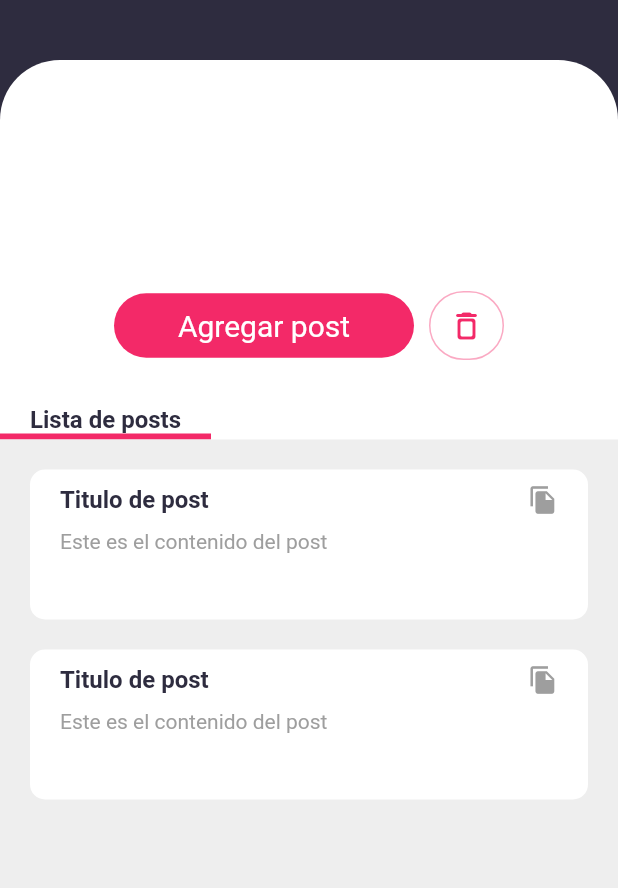
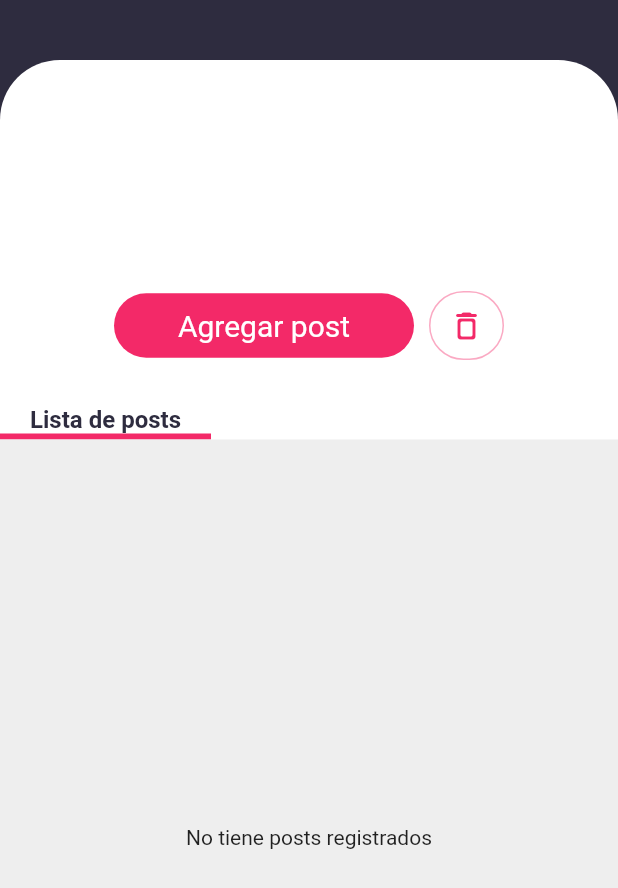
Before and after one commit to JosSid/app_flutter_bloc, a Flutter app: the InfoWidget widget shown alone on an empty page, opened directly with empty values, on a phone screen of 412 x 824 dp. Shown: the top 888 px of the screen. Run offline on Flutter 3.47's test engine with Material 2 defaults, Android fonts, the phone set to English and light mode, and no system bars; our stand-ins replace dio, equatable, flutter_bloc; network calls fail.

Commit message:
09, 10 configurar estado y repositorios de apis de posts

```diff
--- a/lib/blocs/posts/posts_bloc.dart
+++ b/lib/blocs/posts/posts_bloc.dart
@@ -1,14 +1,29 @@
 import 'package:equatable/equatable.dart';
 import 'package:first_flutter_bloc/models/models.dart';
+import 'package:first_flutter_bloc/repositories/repositories.dart';
 import 'package:flutter_bloc/flutter_bloc.dart';
 
 part 'posts_event.dart';
 part 'posts_state.dart';
 
 class PostsBloc extends Bloc<PostsEvent, PostsState> {
+  late PostRepository _postRepository;
   PostsBloc() : super(const PostsState()) {
-    on<GetAllPostByUser>((event, emit) {
-      // TODO: implement event handler
+    _postRepository = PostRepositoryImpl();
+
+    on<GetAllPostByUser>((event, emit) async {
+      try {
+        emit(state.copyWith(loading: true));
+        var resp = await _postRepository.getAllPostsByUser(event.userId);
+        emit(state.copyWith(loading: false, error: '', listPosts: resp));
+      } catch (e) {
+        try {
+          emit(
+              state.copyWith(loading: false, error: (e as dynamic)['message']));
+        } catch (error) {
+          emit(state.copyWith(loading: false, error: 'Ocurrio un error'));
+        }
+      }
     });
   }
 }
--- a/lib/blocs/posts/posts_state.dart
+++ b/lib/blocs/posts/posts_state.dart
@@ -13,12 +13,12 @@ class PostsState extends Equatable {
     this.add = false,
   });
 
-  PostsState copyWith(
+  PostsState copyWith({
     bool? loading,
     List<PostModel>? listPosts,
     String? error,
     bool? add,
-  ) =>
+  }) =>
       PostsState(
         loading: loading ?? this.loading,
         listPosts: listPosts ?? this.listPosts,
--- a/lib/presentation/app.dart
+++ b/lib/presentation/app.dart
@@ -12,6 +12,7 @@ class MyApp extends StatelessWidget {
     return MultiBlocProvider(
       providers: [
         BlocProvider<UsersBloc>(create: (_) => UsersBloc()),
+        BlocProvider<PostsBloc>(create: (_) => PostsBloc()),
       ],
       child: MaterialApp(
         title: 'App Flutter BLOC',
--- a/lib/presentation/screens/users/detail/widgets/info.dart
+++ b/lib/presentation/screens/users/detail/widgets/info.dart
@@ -121,8 +121,8 @@ class InfoWidget extends StatelessWidget {
               ),
             ),
           ),
-          const Expanded(
-            child: ListPostsWidget(),
+          Expanded(
+            child: ListPostsWidget(userId: userModel.id!),
           )
         ],
       ),
--- a/lib/presentation/screens/users/detail/widgets/list_posts.dart
+++ b/lib/presentation/screens/users/detail/widgets/list_posts.dart
@@ -1,8 +1,14 @@
+import 'package:first_flutter_bloc/blocs/posts/posts_bloc.dart';
+import 'package:first_flutter_bloc/models/posts.dart';
 import 'package:flutter/material.dart';
+import 'package:flutter_bloc/flutter_bloc.dart';
 
 class ListPostsWidget extends StatefulWidget {
+  final int userId;
+
   const ListPostsWidget({
     Key? key,
+    required this.userId,
   }) : super(key: key);
 
   @override
@@ -14,38 +20,54 @@ class _ListPostsWidgetState extends State<ListPostsWidget> {
 
   @override
   void initState() {
+    context.read<PostsBloc>().add(GetAllPostByUser(userId: widget.userId));
+
     super.initState();
   }
 
   @override
   Widget build(BuildContext context) {
-    return Container(
+    return BlocBuilder<PostsBloc, PostsState>(
+      builder: (context, state) {
+        return state.loading
+            ? Center(
+                child: CircularProgressIndicator(
+                    color: Theme.of(context).primaryColor),
+              )
+            : Container(
                 padding: const EdgeInsets.all(20.0),
                 color: Colors.grey[200],
                 child: _selectPost == null
-          ? ListView.builder(
+                    ? state.listPosts.isEmpty
+                        ? const Center(
+                            child: Text('No tiene posts registrados'),
+                          )
+                        : ListView.builder(
                             physics: const BouncingScrollPhysics(),
-              itemCount: 2,
+                            itemCount: state.listPosts.length,
                             itemBuilder: (context, index) {
-                return _item(index);
+                              final post = state.listPosts[index];
+                              return _item(index, post);
                             },
                           )
-          : _detailPost(),
+                    : _detailPost(state.listPosts[_selectPost!]),
+              );
+      },
     );
   }
 
-  Widget _item(int index) {
+  Widget _item(int index, PostModel postModel) {
     return GestureDetector(
       onTap: () {
         setState(() {
           _selectPost = index;
         });
       },
-      child: _detailPost(),
+      child: _detailPost(postModel),
     );
   }
 
-  Widget _detailPost() {
+  Widget _detailPost(PostModel postModel) {
     return AnimatedContainer(
       duration: const Duration(milliseconds: 500),
       margin: const EdgeInsets.only(bottom: 20.0),
@@ -63,9 +85,9 @@ class _ListPostsWidgetState extends State<ListPostsWidget> {
             children: [
               SizedBox(
                 width: MediaQuery.of(context).size.width * .7,
-                child: const Text(
-                  'Titulo de post',
-                  style: TextStyle(
+                child: Text(
+                  postModel.title!,
+                  style: const TextStyle(
                     fontSize: 16.0,
                     color: Color(0xFF2e2c3f),
                     fontWeight: FontWeight.w600,
@@ -93,7 +115,7 @@ class _ListPostsWidgetState extends State<ListPostsWidget> {
           SizedBox(
             height: _selectPost != null ? null : 50.0,
             child: Text(
-              'Este es el contenido del post',
+              postModel.body!,
               style: const TextStyle(
                 fontSize: 14.0,
                 color: Colors.grey,
--- /dev/null
+++ b/lib/repositories/posts/posts_repository.dart
@@ -0,0 +1,5 @@
+import 'package:first_flutter_bloc/models/posts.dart';
+
+abstract class PostRepository {
+  Future<List<PostModel>> getAllPostsByUser(int userId);
+}
--- /dev/null
+++ b/lib/repositories/posts/posts_repository_impl.dart
@@ -0,0 +1,28 @@
+import 'package:dio/dio.dart';
+import 'package:first_flutter_bloc/models/posts.dart';
+import 'package:first_flutter_bloc/repositories/posts/posts_repository.dart';
+import 'package:first_flutter_bloc/utils/utils.dart';
+
+class PostRepositoryImpl extends PostRepository {
+  @override
+  Future<List<PostModel>> getAllPostsByUser(int userId) async {
+    var response = await Dio().get(
+      '${Constants.apiUrl}/users/$userId/posts',
+      options: Options(
+        headers: {
+          Headers.contentTypeHeader: 'apllication/json',
+          Headers.acceptHeader: 'application/json',
+          'Autorization': "Bearer ${Constants.token}"
+        },
+      ),
+    );
+
+    if (response.statusCode != 200) {
+      throw Exception(response.statusMessage);
+    }
+
+    return (response.data as List)
+        .map((element) => PostModel.fromJson(element))
+        .toList();
+  }
+}
--- a/lib/repositories/repositories.dart
+++ b/lib/repositories/repositories.dart
@@ -1,2 +1,4 @@
+export 'package:first_flutter_bloc/repositories/posts/posts_repository.dart';
+export 'package:first_flutter_bloc/repositories/posts/posts_repository_impl.dart';
 export 'package:first_flutter_bloc/repositories/users/users_repository.dart';
 export 'package:first_flutter_bloc/repositories/users/users_repository_impl.dart';
```
Lines whose indentation alone changed are shown as unchanged.
